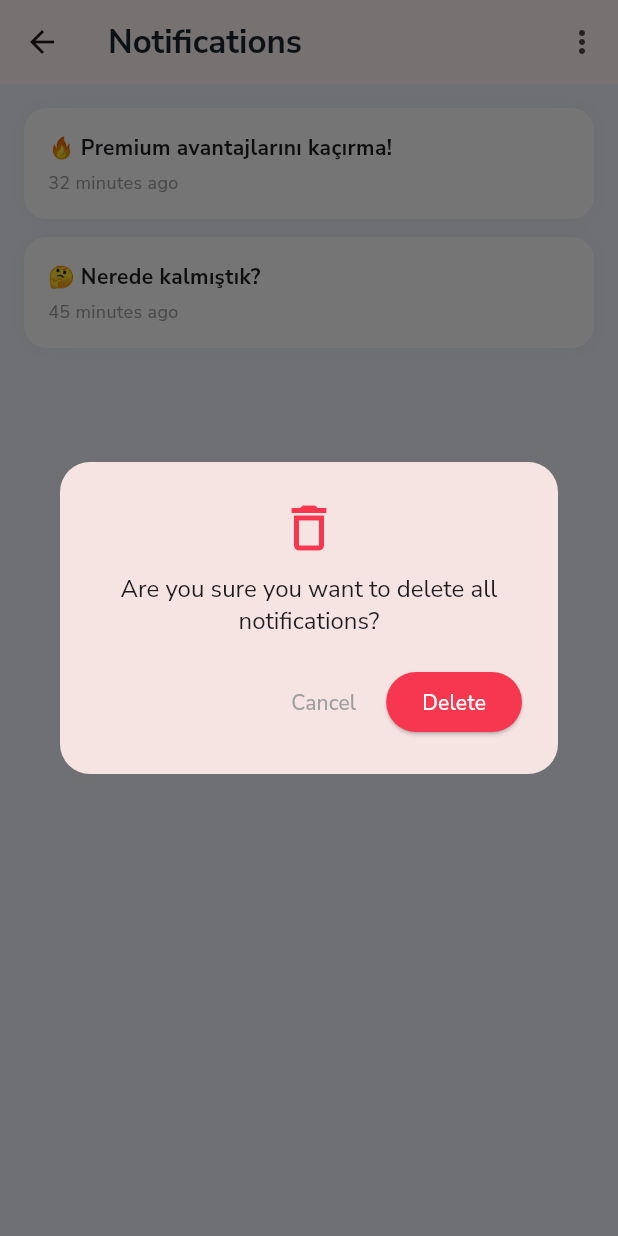
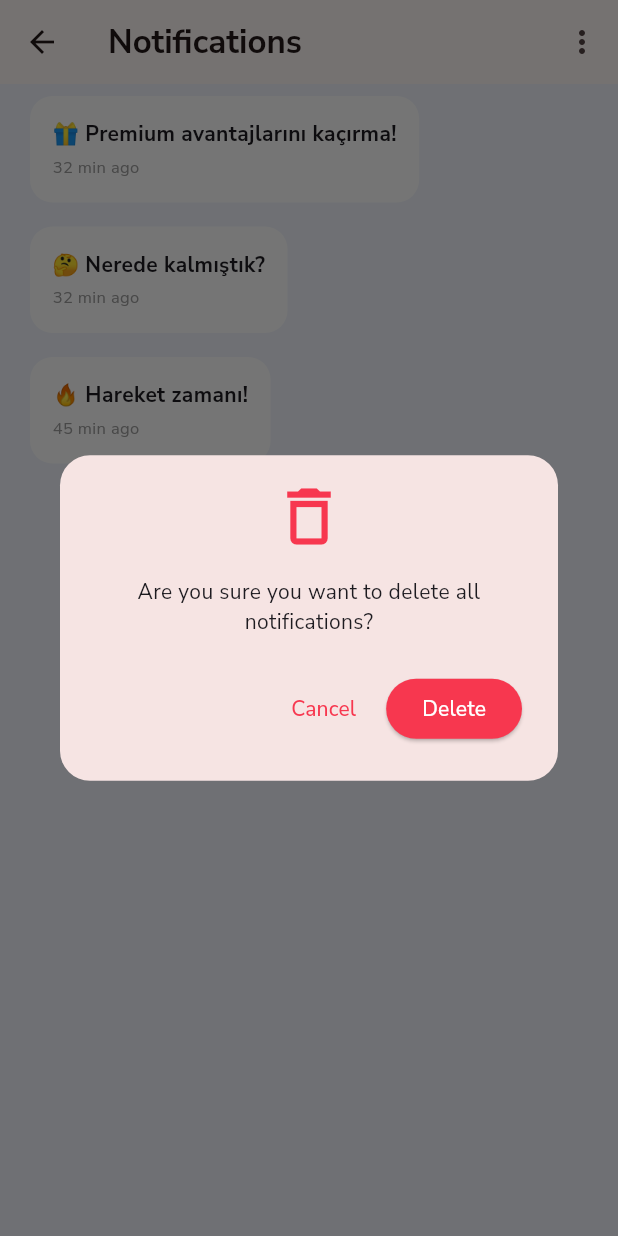
Before and after one commit to fyt19/fitgympro, a Flutter app: the NotificationsView screen opened by its route, after a tap on the "more vert" icon, on a phone screen of 412 x 824 dp. Run offline on Flutter 3.47's test engine with Material 3 defaults, Android fonts, the phone set to English and light mode, and no system bars; our stand-ins replace flutter_riverpod, flutter_screenutil, google_fonts.

Commit message:
yeni kisimlar eklendi

```diff
--- a/lib/Riverpod/Controllers/all_controllers.dart
+++ b/lib/Riverpod/Controllers/all_controllers.dart
@@ -1,3 +1,4 @@
+import 'package:fitgympro/Riverpod/Controllers/HomeViewController/home_view_controller.dart';
 import 'package:flutter_riverpod/flutter_riverpod.dart';
 import 'package:flutter_riverpod/legacy.dart';
 import 'SplashController/splash_view_controller.dart';
@@ -15,4 +16,9 @@ class AllControllers {
       StateNotifierProvider<OnboardViewController, OnboardViewModel>((ref) {
         return OnboardViewController(ref);
       });
+
+  static final homeViewController =
+      StateNotifierProvider<HomeViewController, HomeState>(
+        (ref) => HomeViewController(),
+      );
 }
--- a/lib/View/NotificationsView/notifications_view.dart
+++ b/lib/View/NotificationsView/notifications_view.dart
@@ -1,8 +1,18 @@
-import 'package:fitgympro/theme/my_colors.dart';
 import 'package:flutter/material.dart';
+import '../../theme/my_colors.dart';
 
-class NotificationsView extends StatelessWidget {
+class NotificationsView extends StatefulWidget {
   const NotificationsView({super.key});
+  @override
+  State<NotificationsView> createState() => _NotificationsViewState();
+}
+
+class _NotificationsViewState extends State<NotificationsView> {
+  List<Map<String, String>> notifications = [
+    {"title": "🎁 Premium avantajlarını kaçırma!", "time": "32 min ago"},
+    {"title": "🤔 Nerede kalmıştık?", "time": "32 min ago"},
+    {"title": "🔥 Hareket zamanı!", "time": "45 min ago"},
+  ];
 
   @override
   Widget build(BuildContext context) {
@@ -10,77 +20,69 @@ class NotificationsView extends StatelessWidget {
       appBar: AppBar(
         title: const Text(
           "Notifications",
-          style: TextStyle(color: MyColors.darkBg, fontWeight: FontWeight.bold),
+          style: TextStyle(fontWeight: FontWeight.bold),
         ),
         actions: [
           IconButton(
             icon: const Icon(Icons.more_vert),
-            onPressed: () => _showDeleteMenu(context),
+            onPressed: () => _showDeleteAllDialog(),
           ),
         ],
       ),
-      body: ListView(
-        padding: const EdgeInsets.all(16),
-        children: [
-          _notificationTile(
-            "🔥 Premium avantajlarını kaçırma!",
-            "32 minutes ago",
+      body: ListView.builder(
+        itemCount: notifications.length,
+        itemBuilder: (context, index) {
+          final item = notifications[index];
+          return Dismissible(
+            key: Key(item['title']!),
+            direction: DismissDirection.endToStart,
+            background: Container(
+              color: Colors.red,
+              alignment: Alignment.centerRight,
+              padding: const EdgeInsets.only(right: 20),
+              child: const Icon(Icons.delete, color: Colors.white),
             ),
-          _notificationTile("🤔 Nerede kalmıştık?", "45 minutes ago"),
-        ],
+            confirmDismiss: (dir) => _confirmDeletion(),
+            onDismissed: (dir) => setState(() => notifications.removeAt(index)),
+            child: _notificationTile(item),
+          );
+        },
       ),
     );
   }
 
-  Widget _notificationTile(String title, String time) {
-    return Container(
-      margin: const EdgeInsets.only(bottom: 12),
-      padding: const EdgeInsets.all(16),
-      decoration: BoxDecoration(
-        color: Colors.white,
-        borderRadius: BorderRadius.circular(15),
-        boxShadow: [
-          BoxShadow(color: Colors.black.withOpacity(0.05), blurRadius: 10),
-        ],
-      ),
-      child: Column(
-        crossAxisAlignment: CrossAxisAlignment.start,
-        children: [
-          Text(title, style: const TextStyle(fontWeight: FontWeight.bold)),
-          const SizedBox(height: 5),
-          Text(time, style: const TextStyle(color: Colors.grey, fontSize: 12)),
-        ],
-      ),
-    );
-  }
-}
-
-void _showDeleteMenu(BuildContext context) {
+  void _showDeleteAllDialog() {
     showDialog(
       context: context,
-    builder: (context) => AlertDialog(
+      builder: (ctx) => AlertDialog(
         shape: RoundedRectangleBorder(borderRadius: BorderRadius.circular(20)),
-      title: const Column(
+        content: Column(
+          mainAxisSize: MainAxisSize.min,
           children: [
-          Icon(Icons.delete_outline, color: MyColors.primaryRed, size: 40),
-          SizedBox(height: 10),
-          Text(
+            const Icon(
+              Icons.delete_outline,
+              color: MyColors.primaryRed,
+              size: 50,
+            ),
+            const SizedBox(height: 15),
+            const Text(
               "Are you sure you want to delete all notifications?",
               textAlign: TextAlign.center,
-            style: TextStyle(fontSize: 16),
             ),
           ],
         ),
         actions: [
           TextButton(
-          onPressed: () => Navigator.pop(context),
-          child: const Text("Cancel", style: TextStyle(color: Colors.grey)),
+            onPressed: () => Navigator.pop(ctx),
+            child: const Text("Cancel"),
           ),
           ElevatedButton(
-          style: ElevatedButton.styleFrom(backgroundColor: MyColors.primaryRed),
+            style: ElevatedButton.styleFrom(
+              backgroundColor: MyColors.primaryRed,
+            ),
             onPressed: () {
-            // Silme işlemi tetiklenecek [cite: 103]
-            Navigator.pop(context);
+              setState(() => notifications.clear());
+              Navigator.pop(ctx);
             },
             child: const Text("Delete", style: TextStyle(color: Colors.white)),
           ),
@@ -88,3 +90,33 @@ void _showDeleteMenu(BuildContext context) {
       ),
     );
   }
+
+  Future<bool?> _confirmDeletion() async {
+    return true; /* Tekli silme onayı */
+  }
+
+  Widget _notificationTile(Map<String, String> item) {
+    return Container(
+      margin: const EdgeInsets.symmetric(horizontal: 20, vertical: 8),
+      padding: const EdgeInsets.all(15),
+      decoration: BoxDecoration(
+        color: Colors.white,
+        borderRadius: BorderRadius.circular(15),
+      ),
+      child: Column(
+        crossAxisAlignment: CrossAxisAlignment.start,
+        children: [
+          Text(
+            item['title']!,
+            style: const TextStyle(fontWeight: FontWeight.bold),
+          ),
+          const SizedBox(height: 5),
+          Text(
+            item['time']!,
+            style: const TextStyle(color: Colors.grey, fontSize: 11),
+          ),
+        ],
+      ),
+    );
+  }
+}
```
Also changed, not shown: lib/Riverpod/Controllers/HomeViewController/home_view_controller.dart (+3 -16 lines), lib/View/HomeView/home_view.dart (+144 -70 lines), assets/images/bench_press.jpg (added), assets/images/bodyscan.jpg (added), assets/images/jumping_rose.jpg (added), assets/images/strength.jpg (added), assets/images/training1.jpg (added), 3 other files. Lines whose indentation alone changed are shown as unchanged.
